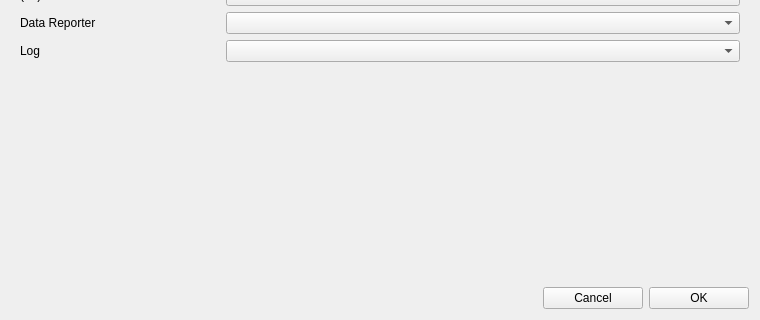
Old version of the form trunk/daetools-package/daetools/dae_simulator/simulation_explorer.ui in the repository v1kko/daetools; both pictures show x 0 to 760 and y 230 to 550 of the 760 by 550 pixel window.
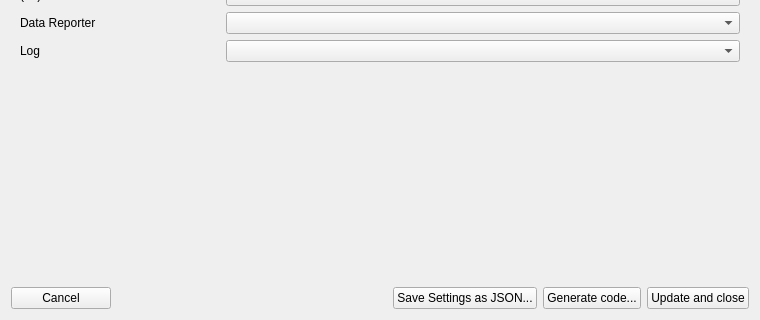
New version of the form. Icons and pictures are not drawn.

The edit to the form file:
```diff
--- a/trunk/daetools-package/daetools/dae_simulator/simulation_explorer.ui
+++ b/trunk/daetools-package/daetools/dae_simulator/simulation_explorer.ui
@@ -631,6 +631,25 @@
    </item>
    <item>
     <layout class="QHBoxLayout" name="horizontalLayout_2">
+     <item>
+      <widget class="QPushButton" name="buttonCancel">
+       <property name="minimumSize">
+        <size>
+         <width>100</width>
+         <height>0</height>
+        </size>
+       </property>
+       <property name="text">
+        <string>Cancel</string>
+       </property>
+       <property name="autoDefault">
+        <bool>false</bool>
+       </property>
+       <property name="default">
+        <bool>false</bool>
+       </property>
+      </widget>
+     </item>
      <item>
       <spacer name="horizontalSpacer">
        <property name="orientation">
@@ -645,15 +664,9 @@
       </spacer>
      </item>
      <item>
-      <widget class="QPushButton" name="buttonCancel">
-       <property name="minimumSize">
-        <size>
-         <width>100</width>
-         <height>0</height>
-        </size>
-       </property>
+      <widget class="QPushButton" name="buttonSaveRuntimeSettingsAsJSON">
        <property name="text">
-        <string>Cancel</string>
+        <string>Save Settings as JSON...</string>
        </property>
        <property name="autoDefault">
         <bool>false</bool>
@@ -661,20 +674,21 @@
       </widget>
      </item>
      <item>
-      <widget class="QPushButton" name="buttonOk">
-       <property name="minimumSize">
-        <size>
-         <width>100</width>
-         <height>0</height>
-        </size>
-       </property>
+      <widget class="QPushButton" name="buttonGenerateCode">
        <property name="text">
-        <string>OK</string>
+        <string>Generate code...</string>
        </property>
        <property name="autoDefault">
         <bool>false</bool>
        </property>
-       <property name="default">
+      </widget>
+     </item>
+     <item>
+      <widget class="QPushButton" name="buttonUpdateSimulationAndClose">
+       <property name="text">
+        <string>Update and close</string>
+       </property>
+       <property name="autoDefault">
         <bool>false</bool>
        </property>
       </widget>
```
